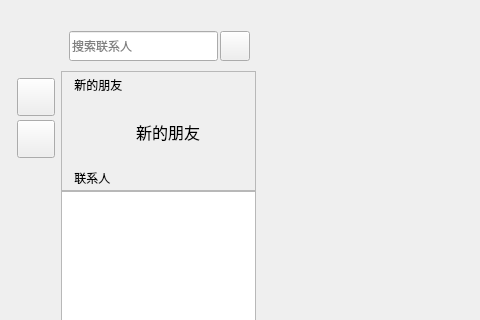
CNGoSeI/IMClient, file Resource/Skin/ChatWgt.ui: the form before one commit; both pictures show x 0 to 480 and y 0 to 320 of the 833 by 706 pixel window.
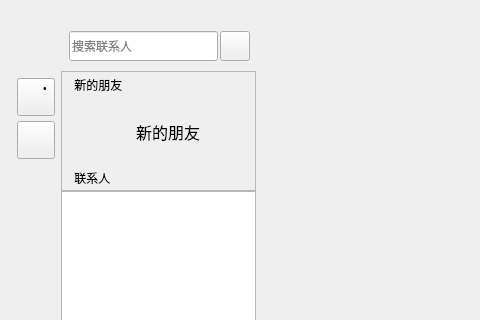
The form after the commit. Icons and pictures are not drawn.

Patch:
```diff
--- a/Resource/Skin/ChatWgt.ui
+++ b/Resource/Skin/ChatWgt.ui
@@ -182,7 +182,37 @@
                </spacer>
               </item>
               <item>
+               <widget class="QWidget" name="Wgt_ChatMode" native="true">
+                <property name="sizePolicy">
+                 <sizepolicy hsizetype="Fixed" vsizetype="Fixed">
+                  <horstretch>0</horstretch>
+                  <verstretch>0</verstretch>
+                 </sizepolicy>
+                </property>
+                <property name="minimumSize">
+                 <size>
+                  <width>39</width>
+                  <height>39</height>
+                 </size>
+                </property>
+                <property name="maximumSize">
+                 <size>
+                  <width>39</width>
+                  <height>39</height>
+                 </size>
+                </property>
+                <property name="styleSheet">
+                 <string notr="true"/>
+                </property>
                <widget class="QPushButton" name="Btn_MsgModel">
+                 <property name="geometry">
+                  <rect>
+                   <x>0</x>
+                   <y>0</y>
+                   <width>38</width>
+                   <height>38</height>
+                  </rect>
+                 </property>
                 <property name="sizePolicy">
                  <sizepolicy hsizetype="Fixed" vsizetype="Fixed">
                   <horstretch>0</horstretch>
@@ -223,6 +253,58 @@
                 <property name="autoExclusive">
                  <bool>true</bool>
                 </property>
+                </widget>
+                <widget class="QLabel" name="Lab_RedDotMsg">
+                 <property name="geometry">
+                  <rect>
+                   <x>16</x>
+                   <y>-2</y>
+                   <width>24</width>
+                   <height>24</height>
+                  </rect>
+                 </property>
+                 <property name="sizePolicy">
+                  <sizepolicy hsizetype="Fixed" vsizetype="Fixed">
+                   <horstretch>0</horstretch>
+                   <verstretch>0</verstretch>
+                  </sizepolicy>
+                 </property>
+                 <property name="minimumSize">
+                  <size>
+                   <width>24</width>
+                   <height>24</height>
+                  </size>
+                 </property>
+                 <property name="maximumSize">
+                  <size>
+                   <width>24</width>
+                   <height>24</height>
+                  </size>
+                 </property>
+                 <property name="font">
+                  <font>
+                   <family>幼圆</family>
+                   <pointsize>16</pointsize>
+                   <weight>50</weight>
+                   <bold>false</bold>
+                  </font>
+                 </property>
+                 <property name="styleSheet">
+                  <string notr="true"/>
+                 </property>
+                 <property name="text">
+                  <string>·</string>
+                 </property>
+                 <property name="scaledContents">
+                  <bool>false</bool>
+                 </property>
+                 <property name="alignment">
+                  <set>Qt::AlignCenter</set>
+                 </property>
+                 <property name="wordWrap">
+                  <bool>false</bool>
+                 </property>
+                </widget>
                </widget>
               </item>
               <item>
```
Lines whose indentation alone changed are shown as unchanged.
